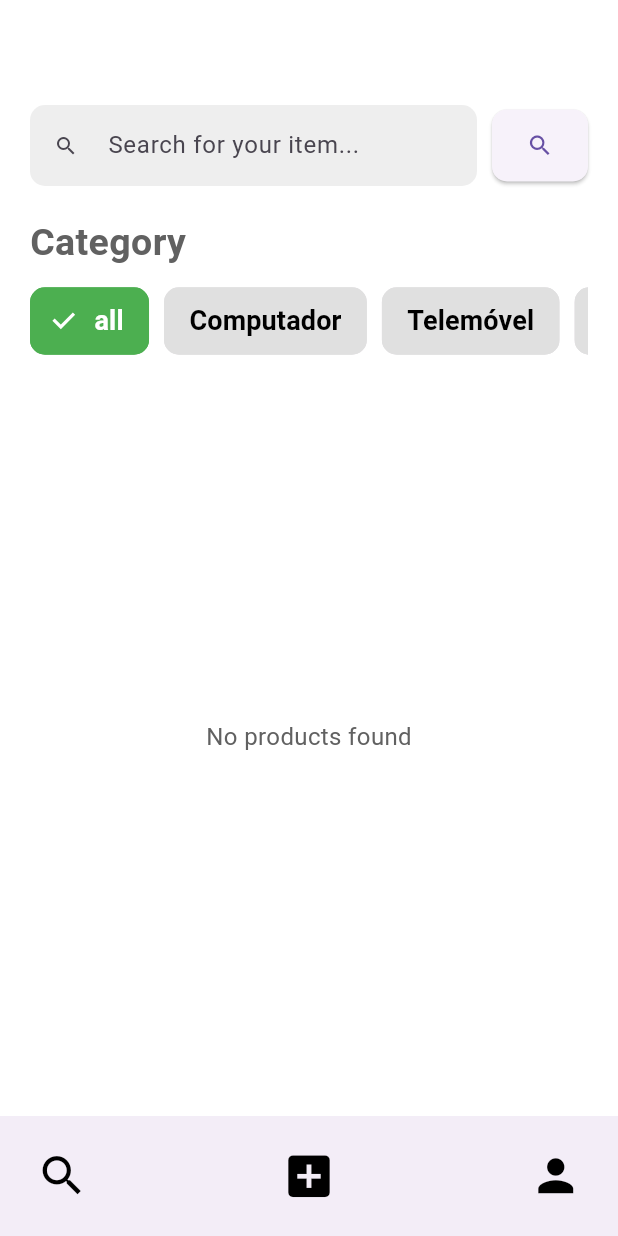
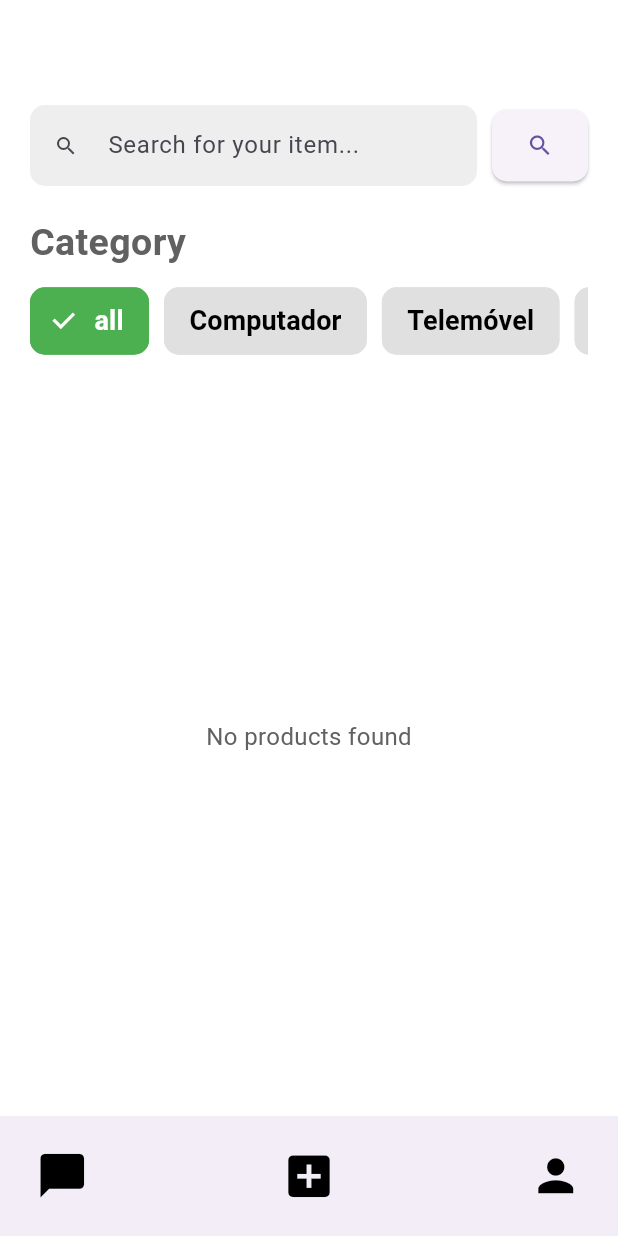
Before and after one commit to CarlosSanchess/EcoRevive, a Flutter app: the Home screen opened directly, on a phone screen of 412 x 824 dp. Run offline on Flutter 3.47's test engine with Material 3 defaults, Android fonts, the phone set to English and light mode, and no system bars; our stand-ins replace cloud_firestore, firebase_auth, firebase_core, firebase_storage, image_picker, shared_preferences; accounts and stored records are empty.

Commit message:
Change Icon to chat Icon

```diff
--- a/lib/Pages/Home.dart
+++ b/lib/Pages/Home.dart
@@ -18,7 +18,7 @@ class Home extends StatelessWidget {
         child: Row(
           children: <Widget>[
             IconButton(
-              icon: const Icon(Icons.search,
+              icon: const Icon(Icons.chat_bubble_rounded,
                   size: 35,
                   color: Colors.black
               ),
```
Also changed, not shown: 1 other file.
